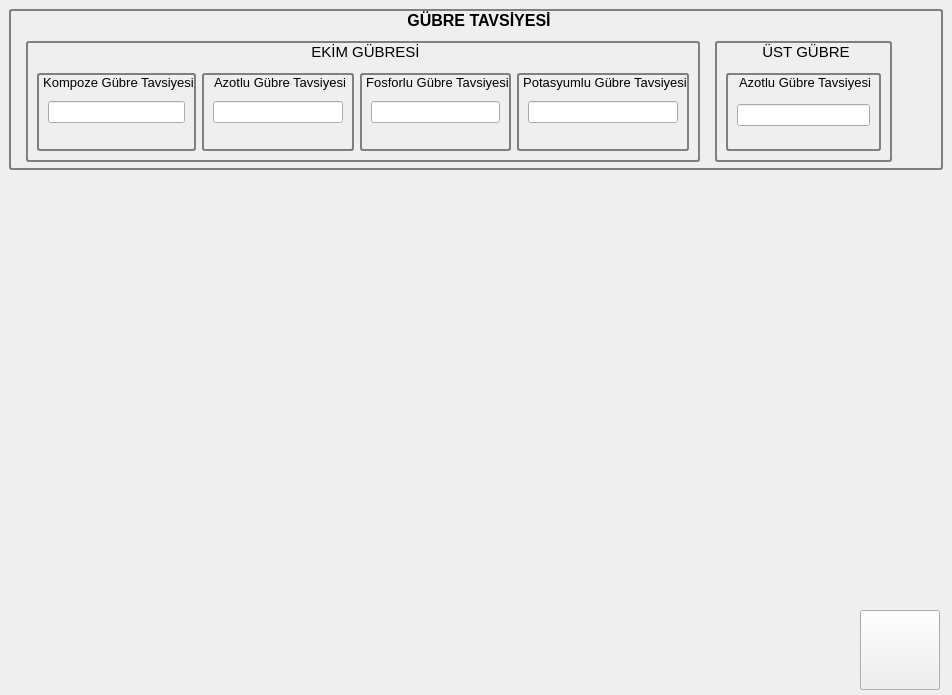
ugurgudelek/Libs, file ui/tbs_window.ui: the form before one commit.
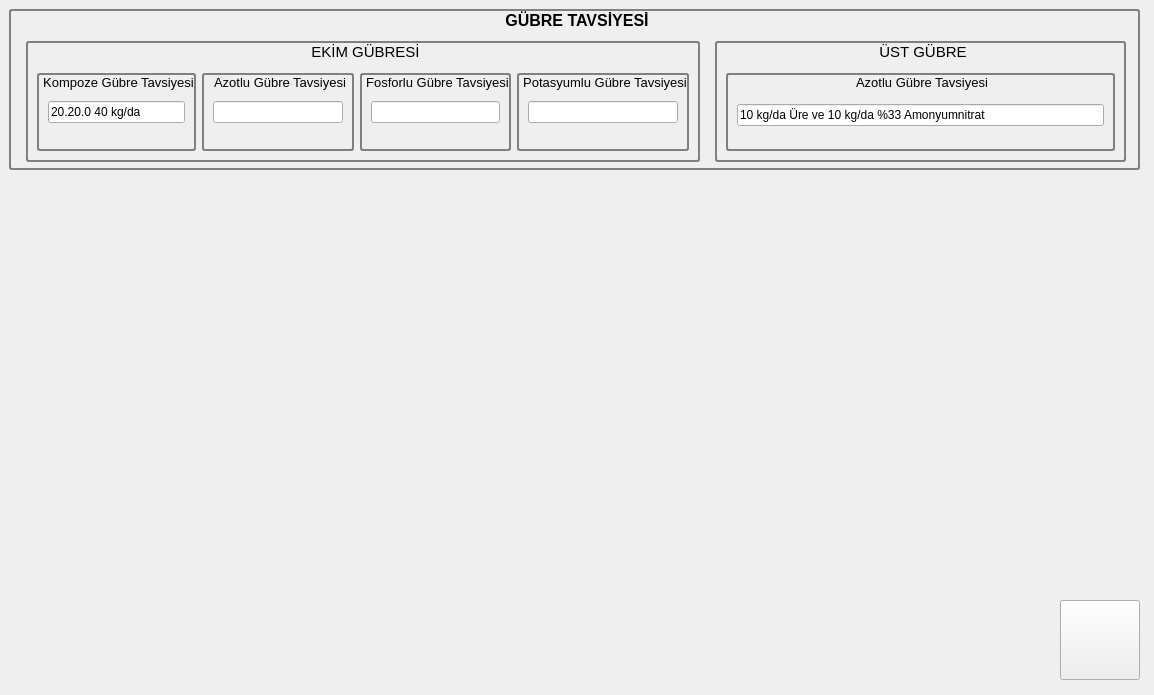
The form after the commit.

Diff of the .ui file:
```diff
--- a/ui/tbs_window.ui
+++ b/ui/tbs_window.ui
@@ -6,7 +6,7 @@
    <rect>
     <x>0</x>
     <y>0</y>
-    <width>952</width>
+    <width>1154</width>
     <height>695</height>
    </rect>
   </property>
@@ -22,8 +22,8 @@
   <widget class="QPushButton" name="backtohomeButton">
    <property name="geometry">
     <rect>
-     <x>860</x>
-     <y>610</y>
+     <x>1060</x>
+     <y>600</y>
      <width>80</width>
      <height>80</height>
     </rect>
@@ -49,7 +49,7 @@
     <rect>
      <x>9</x>
      <y>9</y>
-     <width>934</width>
+     <width>1131</width>
      <height>161</height>
     </rect>
    </property>
@@ -124,7 +124,11 @@
          </property>
          <layout class="QVBoxLayout" name="verticalLayout">
           <item>
-           <widget class="QLineEdit" name="lineEdit"/>
+           <widget class="QLineEdit" name="lineEdit">
+            <property name="text">
+             <string>20.20.0 40 kg/da</string>
+            </property>
+           </widget>
           </item>
          </layout>
         </widget>
@@ -198,7 +202,7 @@
      <rect>
       <x>706</x>
       <y>32</y>
-      <width>177</width>
+      <width>411</width>
       <height>121</height>
      </rect>
     </property>
@@ -235,7 +239,11 @@
          <number>15</number>
         </property>
         <item>
-         <widget class="QLineEdit" name="lineEdit_5"/>
+         <widget class="QLineEdit" name="lineEdit_5">
+          <property name="text">
+           <string>10 kg/da Üre ve 10 kg/da %33 Amonyumnitrat</string>
+          </property>
+         </widget>
         </item>
        </layout>
       </widget>
```
